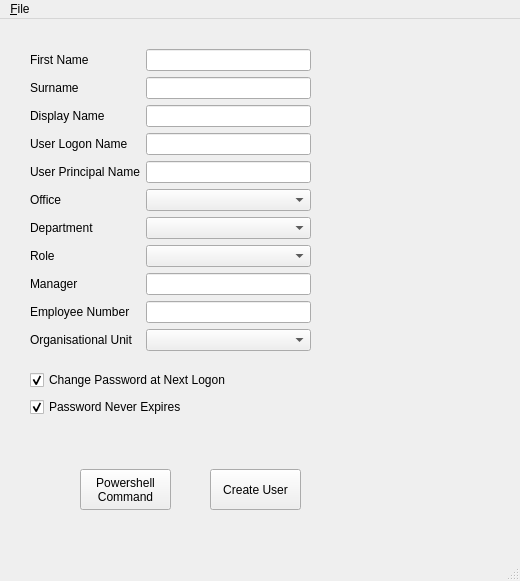
This is userInterface/userCreationMainWindow.ui in kingchappers/adUserProvisioner as Qt 5 draws it before an edit. The edited form follows.
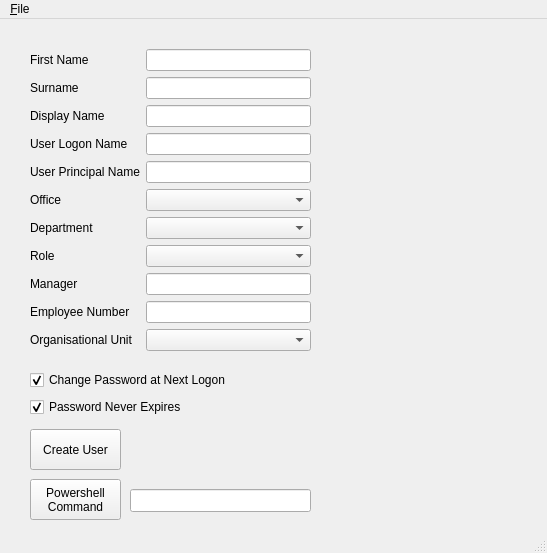
This is the edited form.

```diff
--- a/userInterface/userCreationMainWindow.ui
+++ b/userInterface/userCreationMainWindow.ui
@@ -6,8 +6,8 @@
    <rect>
     <x>0</x>
     <y>0</y>
-    <width>520</width>
-    <height>581</height>
+    <width>547</width>
+    <height>553</height>
    </rect>
   </property>
   <property name="windowTitle">
@@ -187,8 +187,8 @@
    <widget class="QToolButton" name="toolButton">
     <property name="geometry">
      <rect>
-      <x>80</x>
-      <y>450</y>
+      <x>30</x>
+      <y>460</y>
       <width>91</width>
       <height>41</height>
      </rect>
@@ -204,8 +204,8 @@
    <widget class="QToolButton" name="toolButton_2">
     <property name="geometry">
      <rect>
-      <x>210</x>
-      <y>450</y>
+      <x>30</x>
+      <y>410</y>
       <width>91</width>
       <height>41</height>
      </rect>
@@ -217,13 +217,29 @@
      <bool>false</bool>
     </property>
    </widget>
+   <widget class="QLineEdit" name="lineEdit_8">
+    <property name="enabled">
+     <bool>true</bool>
+    </property>
+    <property name="geometry">
+     <rect>
+      <x>130</x>
+      <y>470</y>
+      <width>181</width>
+      <height>23</height>
+     </rect>
+    </property>
+    <property name="readOnly">
+     <bool>true</bool>
+    </property>
+   </widget>
   </widget>
   <widget class="QMenuBar" name="menubar">
    <property name="geometry">
     <rect>
      <x>0</x>
      <y>0</y>
-     <width>520</width>
+     <width>547</width>
      <height>20</height>
     </rect>
    </property>
```
Left out of the diff: 70 changed lines with no effect on the pictures.
